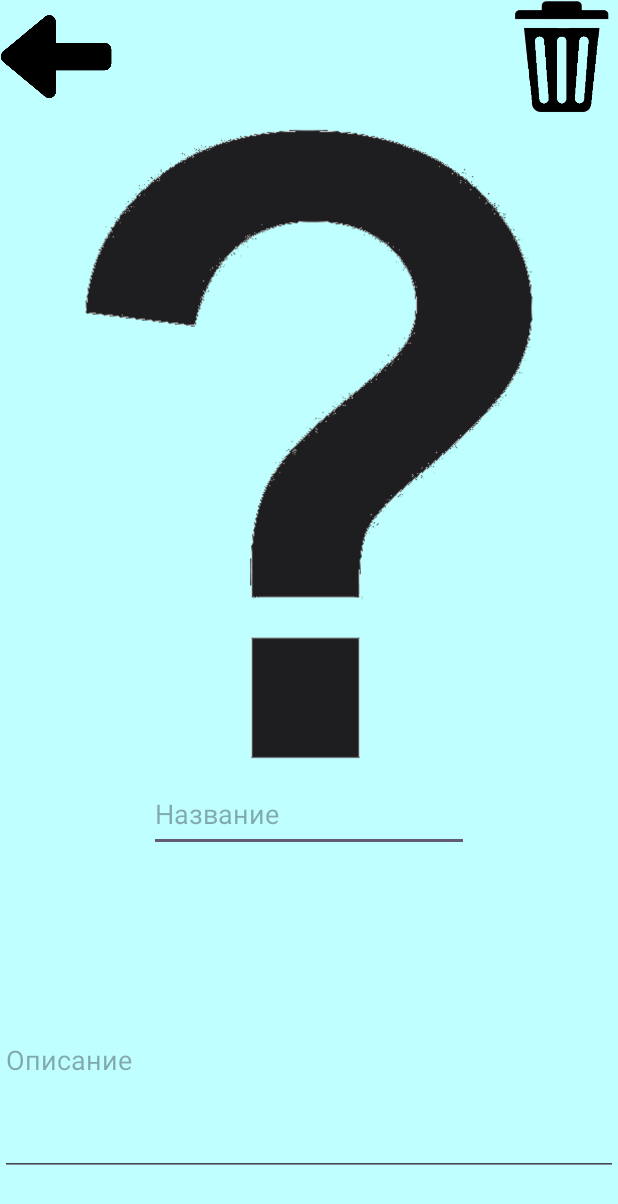
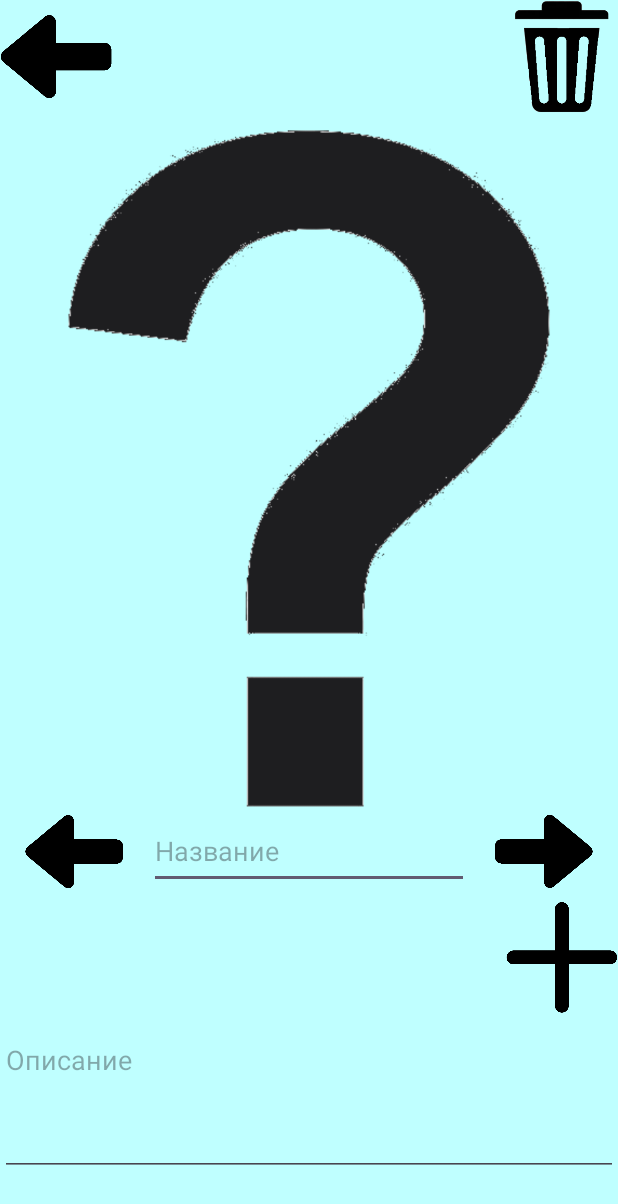
Before and after one commit to Nemo121007/Practice-on-Java-and-android-studio, an Android app: the PhotoActivity screen opened directly, with no data from a screen before it, on a phone screen of 412 x 824 dp. Shown: the top 1204 px of the screen. Run offline under Robolectric (Android 15) with nearby library versions, the phone set to English and light mode, and no system bars; 5 statements that could not run were skipped.

Commit message:
Доработана форма

```diff
--- a/PhotoGallery/app/src/main/res/layout/activity_photo.xml
+++ b/PhotoGallery/app/src/main/res/layout/activity_photo.xml
@@ -50,34 +50,78 @@
         android:layout_marginTop="8dp"
         android:contentDescription="@string/image"
         android:scaleType="fitCenter"
-        app:layout_constraintBottom_toTopOf="@+id/editNameText"
+        app:layout_constraintBottom_toTopOf="@+id/NameLayout"
         app:layout_constraintEnd_toEndOf="parent"
         app:layout_constraintStart_toStartOf="parent"
         app:layout_constraintTop_toBottomOf="@+id/UpLayout"
         tools:srcCompat="@tools:sample/avatars" />
 
+    <LinearLayout
+        android:id="@+id/NameLayout"
+        android:layout_width="match_parent"
+        android:layout_height="50dp"
+        android:orientation="horizontal"
+        app:layout_constraintTop_toBottomOf="@+id/imagePhotoView">
+
+        <ImageButton
+            android:id="@+id/imageButtonPast"
+            android:layout_width="0dp"
+            android:layout_height="50dp"
+            android:layout_weight="1"
+            android:background="@color/background"
+            android:contentDescription="@string/past"
+            android:scaleType="fitCenter"
+            app:srcCompat="@drawable/back" />
+
         <EditText
             android:id="@+id/editNameText"
             android:layout_width="wrap_content"
             android:layout_height="50dp"
-        android:layout_marginTop="8dp"
             android:autofillHints=""
             android:ems="10"
+            android:hint="@string/name"
             android:inputType="text"
-        android:hint="@string/name"
+            tools:ignore="LabelFor" />
+
+        <ImageButton
+            android:id="@+id/imageButtonNext"
+            android:layout_width="0dp"
+            android:layout_height="50dp"
+            android:layout_weight="1"
+            android:background="@color/background"
+            android:contentDescription="@string/next"
+            android:scaleType="fitCenter"
+            app:srcCompat="@drawable/next" />
+    </LinearLayout>
+
+    <androidx.constraintlayout.widget.ConstraintLayout
+        android:id="@+id/TagLayout"
+        android:layout_width="match_parent"
+        android:layout_height="wrap_content"
+        android:layout_marginTop="8dp"
         app:layout_constraintEnd_toEndOf="parent"
         app:layout_constraintStart_toStartOf="parent"
-        app:layout_constraintTop_toBottomOf="@+id/imagePhotoView"
-        tools:ignore="LabelFor" />
+        app:layout_constraintTop_toBottomOf="@+id/NameLayout">
 
         <com.google.android.material.chip.ChipGroup
             android:id="@+id/tagContainer"
-        android:layout_width="wrap_content"
-        android:layout_height="100dp"
-        android:layout_marginTop="8dp"
+            android:layout_width="0dp"
+            android:layout_height="wrap_content"
+            app:layout_constraintEnd_toStartOf="@+id/plusButton"
+            app:layout_constraintStart_toStartOf="parent"
+            app:layout_constraintTop_toTopOf="parent" />
+
+        <ImageButton
+            android:id="@+id/plusButton"
+            android:layout_width="75dp"
+            android:layout_height="75dp"
+            android:background="@color/background"
+            android:contentDescription="@string/new_tag"
+            android:scaleType="fitCenter"
             app:layout_constraintEnd_toEndOf="parent"
-        app:layout_constraintStart_toStartOf="parent"
-        app:layout_constraintTop_toBottomOf="@+id/editNameText" />
+            app:layout_constraintTop_toTopOf="parent"
+            app:srcCompat="@drawable/plus" />
+    </androidx.constraintlayout.widget.ConstraintLayout>
 
     <EditText
         android:id="@+id/editDescryptionText"
@@ -93,7 +137,7 @@
         app:layout_constraintBottom_toBottomOf="parent"
         app:layout_constraintEnd_toEndOf="parent"
         app:layout_constraintStart_toStartOf="parent"
-        app:layout_constraintTop_toBottomOf="@+id/tagContainer"
+        app:layout_constraintTop_toBottomOf="@+id/TagLayout"
         tools:ignore="LabelFor" />
 
 </androidx.constraintlayout.widget.ConstraintLayout>
--- /dev/null
+++ b/PhotoGallery/app/src/main/res/layout/chip_template.xml
@@ -0,0 +1,11 @@
+<com.google.android.material.chip.Chip
+    xmlns:android="http://schemas.android.com/apk/res/android"
+    xmlns:app="http://schemas.android.com/apk/res-auto"
+    android:layout_width="wrap_content"
+    android:layout_height="wrap_content"
+    android:text="@string/tag"
+    app:chipBackgroundColor="@color/chip_green"
+    app:closeIcon="@drawable/close"
+    android:scaleType="fitCenter"
+    app:closeIconVisible="true"
+    style="@style/Widget.MaterialComponents.Chip.Entry"/>
--- a/PhotoGallery/app/src/main/res/values/colors.xml
+++ b/PhotoGallery/app/src/main/res/values/colors.xml
@@ -9,4 +9,5 @@
     <color name="backgroundToastYellow">#ddf540</color>
     <color name="green">#0f0</color>
     <color name="red">#f00</color>
+    <color name="chip_green">#33e839</color>
 </resources>
--- a/PhotoGallery/app/src/main/res/values/strings.xml
+++ b/PhotoGallery/app/src/main/res/values/strings.xml
@@ -7,4 +7,8 @@
     <string name="descryption">Описание</string>
     <string name="delete">Удалить</string>
     <string name="image">Изображение</string>
+    <string name="tag">Тэг</string>
+    <string name="new_tag">Добавить новый тег</string>
+    <string name="past">Прошлый</string>
+    <string name="next">Слудующий</string>
 </resources>
```
Also changed, not shown: PhotoGallery/app/src/main/res/drawable/close.png (added), PhotoGallery/app/src/main/res/drawable/next.png (added), PhotoGallery/app/src/main/res/drawable/plus.png (added). Lines whose indentation alone changed are shown as unchanged.
